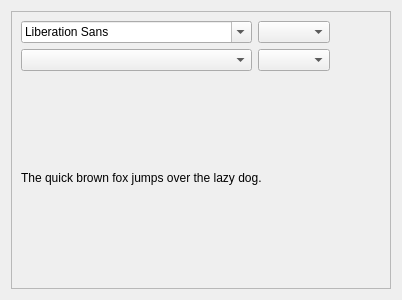
This is comboboxfont.ui in Racalniog/QTAppAlfaExercises as Qt 5 draws it before an edit. The edited form follows.
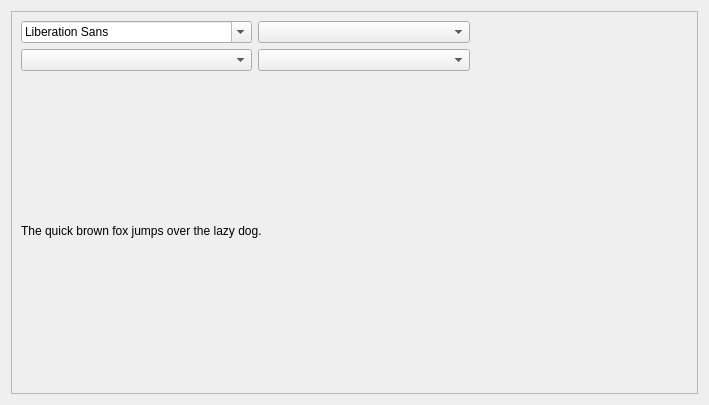
This is the edited form.

Commit message: implemented connect example to different classes/uis

The edit to the form file:
```diff
--- a/comboboxfont.ui
+++ b/comboboxfont.ui
@@ -6,8 +6,8 @@
    <rect>
     <x>0</x>
     <y>0</y>
-    <width>402</width>
-    <height>300</height>
+    <width>709</width>
+    <height>405</height>
    </rect>
   </property>
   <property name="windowTitle">
```
Left out of the diff: 12 changed lines with no effect on the pictures. The commit also changes 7 other files.
